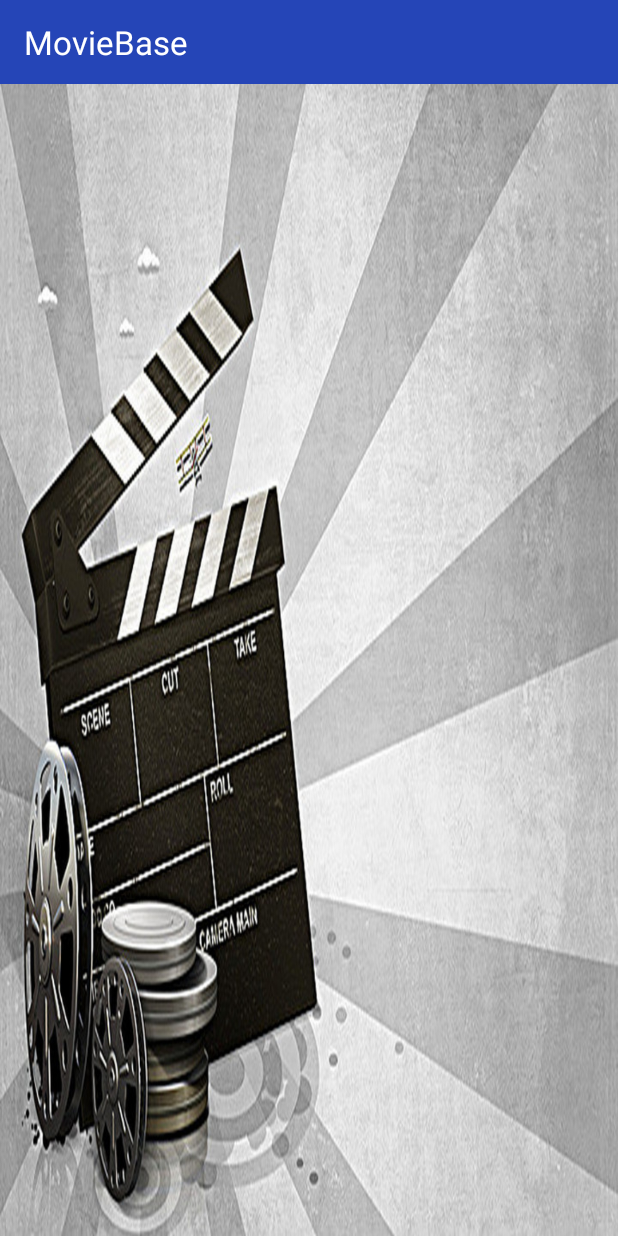
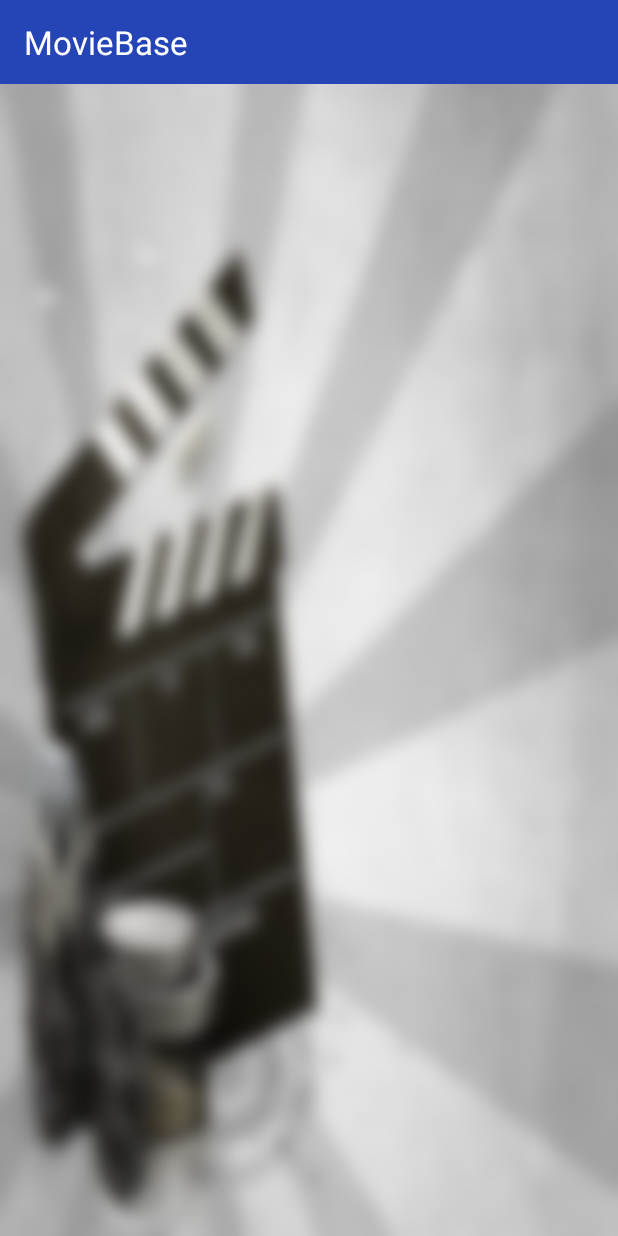
Before and after one commit to Tamas-hi/MovieBase, an Android app: the screen it shows after launch (LoginActivity), on a phone screen of 412 x 824 dp. Run offline under Robolectric (Android 15) with nearby library versions, the phone set to English and light mode, and no system bars.

Commit message:
blur and color

```diff
--- a/app/src/main/res/layout/activity_login.xml
+++ b/app/src/main/res/layout/activity_login.xml
@@ -10,7 +10,7 @@
     <android.support.v7.widget.Toolbar
         android:id="@+id/toolbar"
         android:minHeight="?attr/actionBarSize"
-        android:background="#2545b7"
+        android:background="@color/color_toolbar"
         android:layout_width="match_parent"
         android:layout_height="wrap_content">
         <TextView
--- a/app/src/main/res/values/colors.xml
+++ b/app/src/main/res/values/colors.xml
@@ -5,4 +5,5 @@
     <color name="colorAccent">#D81B60</color>
     <color name="blackTest">#000000</color>
     <color name="whiteTest">#ffffff</color>
+    <color name="color_toolbar">#2545b7</color>
 </resources>
--- a/app/src/main/res/values/styles.xml
+++ b/app/src/main/res/values/styles.xml
@@ -3,9 +3,9 @@
     <!-- Base application theme. -->
     <style name="AppTheme" parent="Theme.AppCompat.Light.NoActionBar">
         <!-- Customize your theme here. -->
-        <item name="colorPrimary">@color/blackTest</item>
-        <item name="colorPrimaryDark">@color/blackTest</item>
-        <item name="colorAccent">@color/blackTest</item>
+        <item name="colorPrimary">#008577</item>
+        <item name="colorPrimaryDark">#2545b7</item>
+        <item name="colorAccent">#D81B60</item>
     </style>
 
 </resources>
```
Also changed, not shown: app/src/main/res/drawable-v24/movie_background.jpg.
